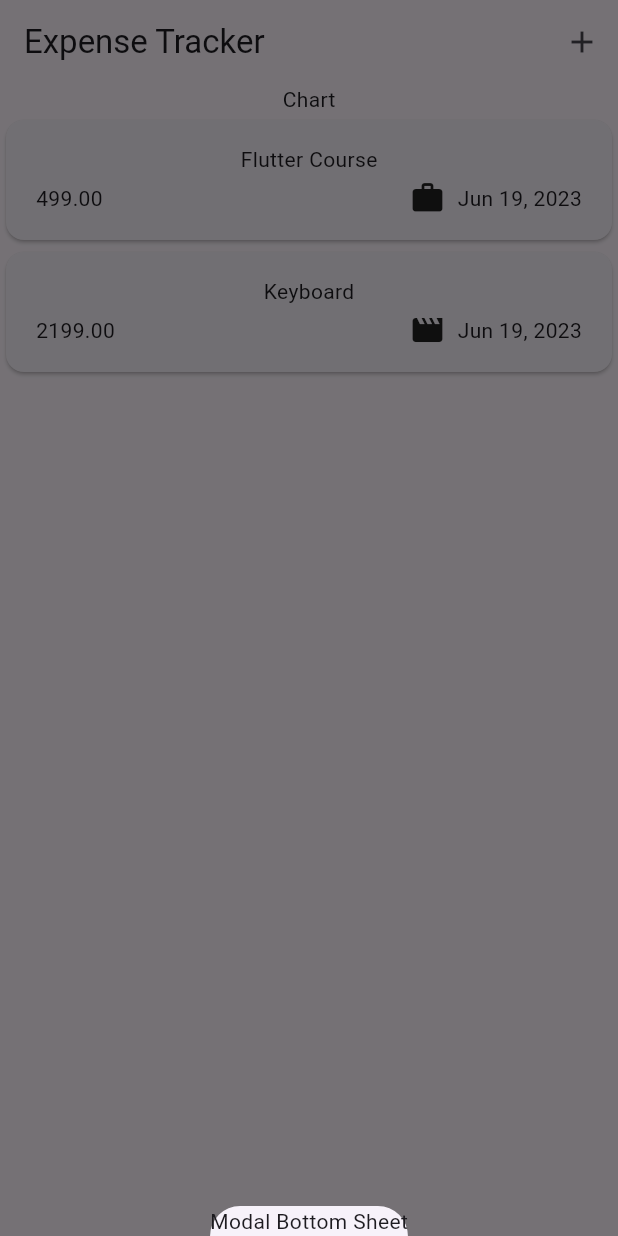
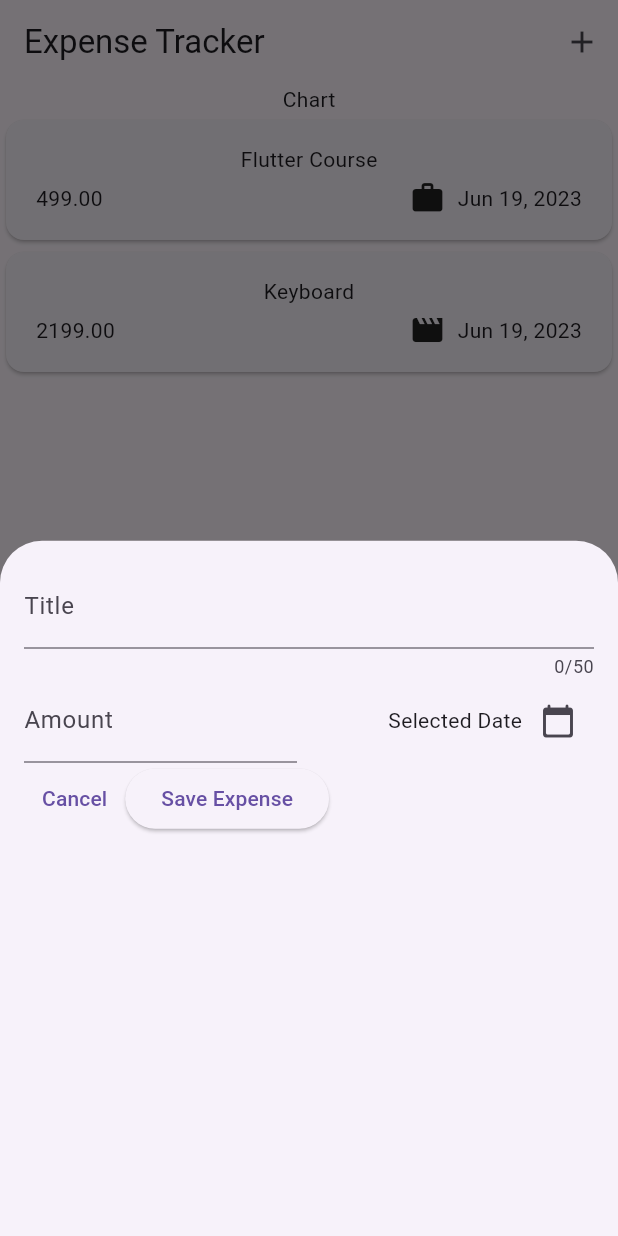
Before and after one commit to Aryan-Sood/Expense-Tracker-Flutter-, a Flutter app: the screen it shows after launch, after a tap on the "add" icon, on a phone screen of 412 x 824 dp. Run offline on Flutter 3.47's test engine with Material 2 defaults, Android fonts, the phone set to English and light mode, and no system bars.

Commit message:
calender and basic modal sheet

```diff
--- a/lib/widgets/expenses.dart
+++ b/lib/widgets/expenses.dart
@@ -1,3 +1,4 @@
+import 'package:expense_tracker/widgets/new_expense.dart';
 import 'package:flutter/material.dart';
 import 'package:expense_tracker/models/expense.dart';
 import 'package:expense_tracker/widgets/expenses_list/expenses_list.dart';
@@ -28,7 +29,7 @@ class _ExpensesState extends State<Expenses> {
   void _openAddExpenseoverlay() {
     showModalBottomSheet(
       context: context,
-      builder: (ctx) => const Text('Modal Bottom Sheet'),
+      builder: (ctx) => const newExpense(),
     );
   }
 
--- /dev/null
+++ b/lib/widgets/new_expense.dart
@@ -0,0 +1,104 @@
+import 'package:flutter/material.dart';
+
+class newExpense extends StatefulWidget {
+  const newExpense({super.key});
+
+  @override
+  State<newExpense> createState() {
+    return _newExpense();
+  }
+}
+
+// ignore: camel_case_types
+class _newExpense extends State<newExpense> {
+  final _titleController = TextEditingController();
+  final _amountController = TextEditingController();
+
+  void _presentDatePicker() {
+    final now = DateTime.now();
+    final firstDate = DateTime(now.year - 1, now.month, now.day);
+
+    showDatePicker(
+        context: context,
+        initialDate: now,
+        firstDate: firstDate,
+        lastDate: now);
+  }
+
+  @override
+  void dispose() {
+    _titleController.dispose();
+    _amountController.dispose();
+    super.dispose();
+  }
+
+  // var _enteredTitle = '';
+
+  // void _saveTitleInput(String inputValue) {
+  //   _enteredTitle = inputValue;
+  // }
+
+  @override
+  Widget build(BuildContext context) {
+    return Padding(
+      padding: const EdgeInsets.all(16),
+      child: Column(children: [
+        TextField(
+          controller: _titleController,
+          maxLength: 50,
+          keyboardType: TextInputType.text,
+          decoration: const InputDecoration(
+            label: Text('Title'),
+          ),
+        ),
+        Row(
+          children: [
+            Expanded(
+              child: TextField(
+                controller: _amountController,
+                keyboardType: TextInputType.number,
+                decoration: const InputDecoration(
+                  prefixText: 'Rs',
+                  label: Text('Amount'),
+                ),
+              ),
+            ),
+            const SizedBox(
+              width: 16,
+            ),
+            Expanded(
+              child: Row(
+                mainAxisAlignment: MainAxisAlignment.end,
+                crossAxisAlignment: CrossAxisAlignment.center,
+                children: [
+                  const Text('Selected Date'),
+                  IconButton(
+                    onPressed: _presentDatePicker,
+                    icon: const Icon(Icons.calendar_today_rounded),
+                  ),
+                ],
+              ),
+            )
+          ],
+        ),
+        Row(
+          children: [
+            TextButton(
+              onPressed: () {
+                Navigator.pop(context);
+              },
+              child: const Text('Cancel'),
+            ),
+            ElevatedButton(
+              onPressed: () {
+                print(_titleController.text);
+                print(_amountController.text);
+              },
+              child: const Text('Save Expense'),
+            ),
+          ],
+        )
+      ]),
+    );
+  }
+}
```
